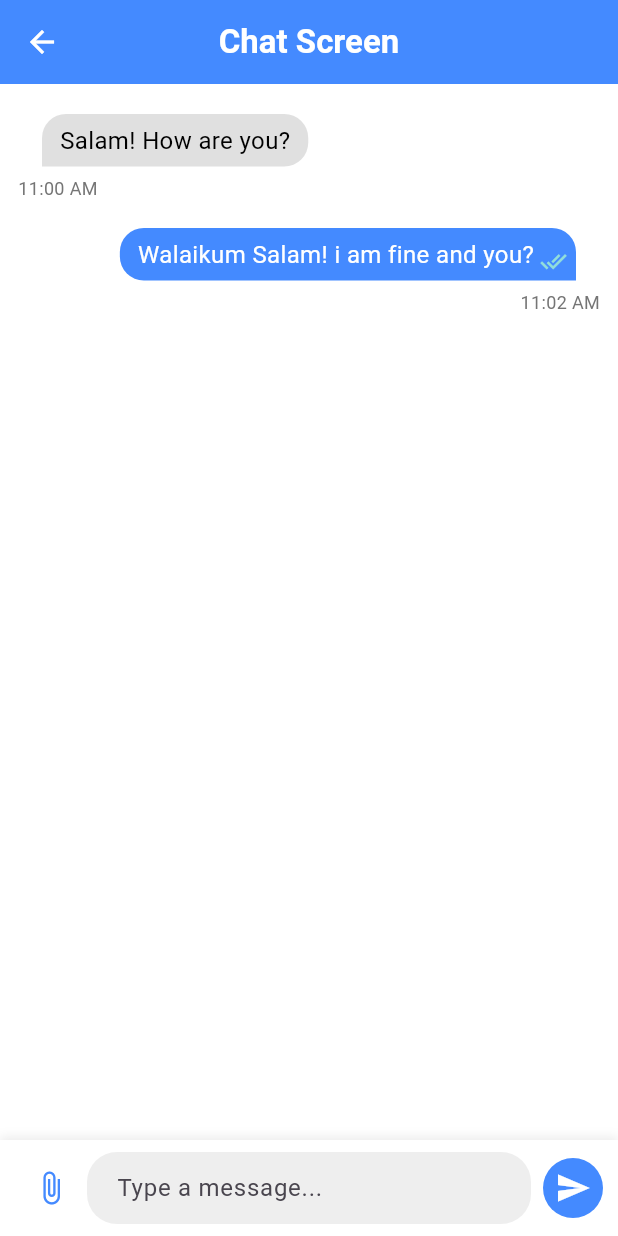
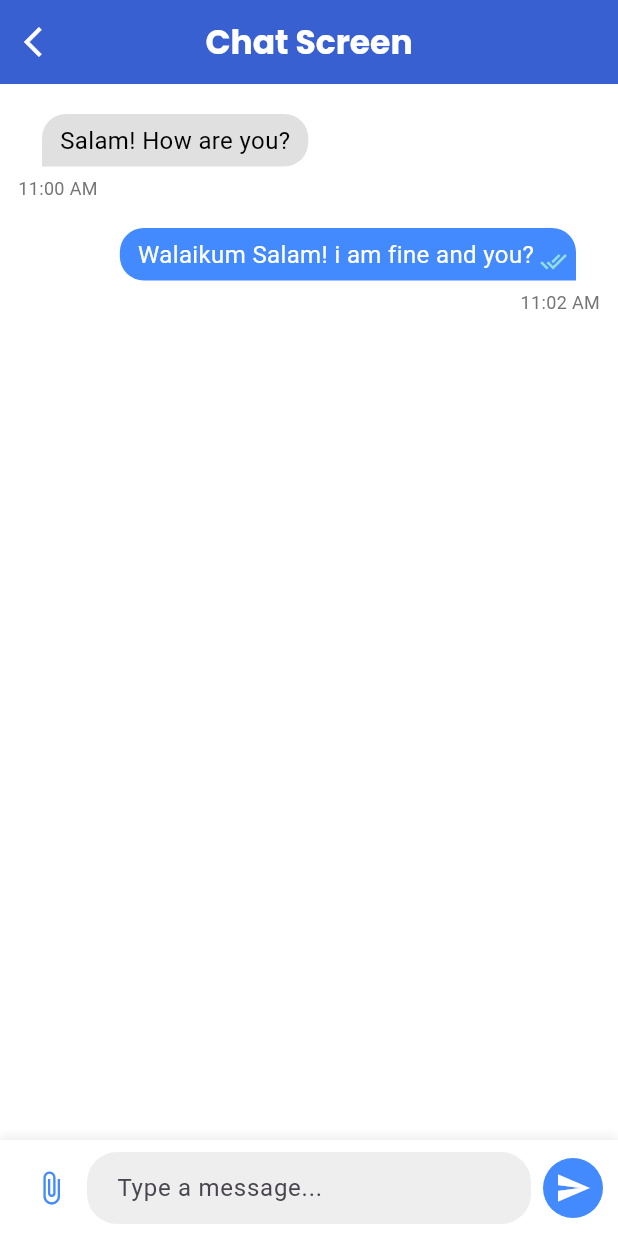
Before and after one commit to ArslanXXQazi/Your-Diary, a Flutter app: the ChatScreen screen opened directly, on a phone screen of 412 x 824 dp. Run offline on Flutter 3.47's test engine with Material 3 defaults, Android fonts, the phone set to English and light mode, and no system bars; our stand-ins replace chat_bubbles, get, google_fonts, image_picker, just_audio, lottie and 1 more.

Commit message:
Update message_nav_view.dart

```diff
--- a/lib/src/views/botom_nav_view/message_nav_view/message_nav_view.dart
+++ b/lib/src/views/botom_nav_view/message_nav_view/message_nav_view.dart
@@ -4,6 +4,8 @@ import 'package:chat_bubbles/chat_bubbles.dart';
 import 'package:image_picker/image_picker.dart';
 import 'package:video_player/video_player.dart';
 import 'package:just_audio/just_audio.dart';
+import 'package:yourdiary/src/controller/common_widgets/text_widget.dart';
+import 'package:yourdiary/src/controller/constant/app_colors/app_color.dart';
 
 // Chat Screen class with state
 class ChatScreen extends StatefulWidget {
@@ -134,14 +136,16 @@ class CustomAppBar extends StatelessWidget implements PreferredSizeWidget {
   @override
   Widget build(BuildContext context) {
     return AppBar(
-      backgroundColor: Colors.blueAccent,
-      title: const Text(
-        'Chat Screen',
-        style: TextStyle(color: Colors.white, fontWeight: FontWeight.bold),
+      backgroundColor: AppColor.blue,
+      title: BlackText(
+        text: "Chat Screen",
+        textColor: Colors.white,
+        fontWeight: FontWeight.w700,
+        fontSize: 20,
       ),
       centerTitle: true,
       leading: IconButton(
-        icon: const Icon(Icons.arrow_back, color: Colors.white),
+        icon: const Icon(Icons.arrow_back_ios, color: Colors.white),
         onPressed: () => Navigator.pop(context),
       ),
     );
```
